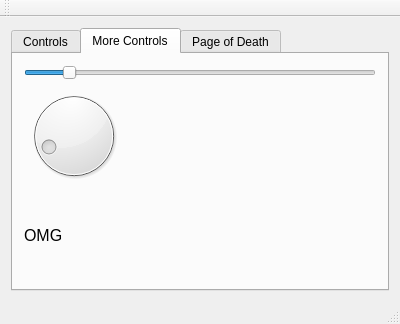
Qt form FESS-GUI/mainwindow.ui (FIGS-FESS/FESSGUI) before a commit.
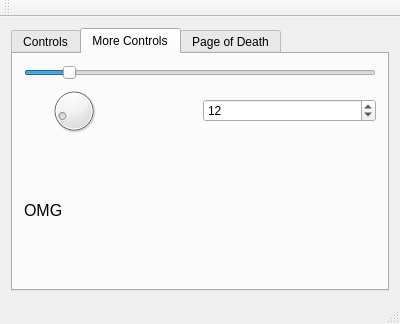
The same form after that commit.

What changed in the file:
```diff
--- a/FESS-GUI/mainwindow.ui
+++ b/FESS-GUI/mainwindow.ui
@@ -104,6 +104,13 @@
               </property>
              </widget>
             </item>
+            <item>
+             <widget class="QSpinBox" name="spinBox">
+              <property name="value">
+               <number>12</number>
+              </property>
+             </widget>
+            </item>
            </layout>
           </item>
           <item>
```
